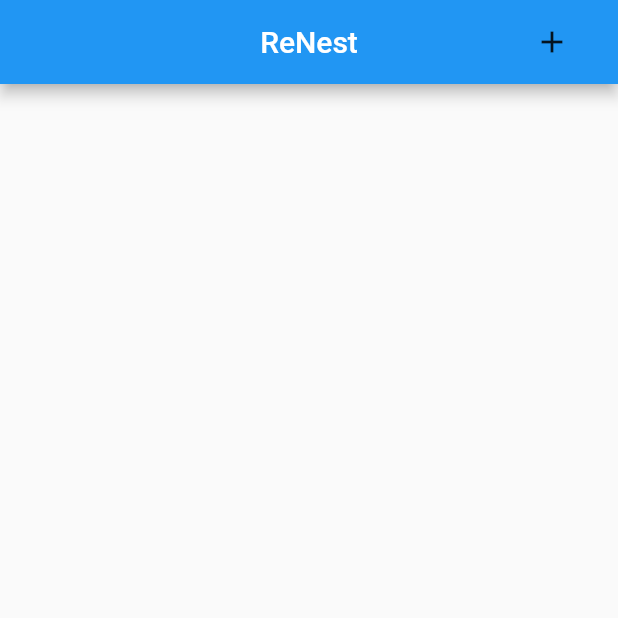
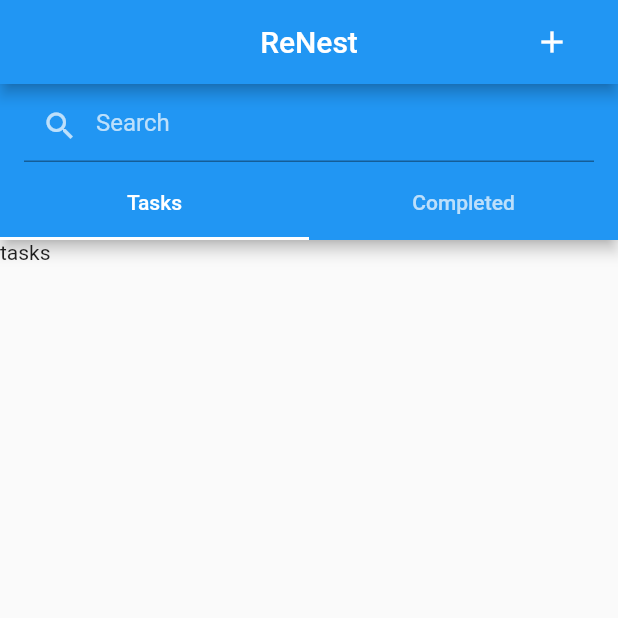
Before and after one commit to maciejbrzezinski/renest, a Flutter app: the screen it shows after launch, on a phone screen of 412 x 824 dp, the top half of it. Run offline on Flutter 3.47's test engine with Material 2 defaults, Android fonts, the phone set to English and light mode, and no system bars.

Commit message:
adding tasks lists

```diff
--- a/lib/screens/home_page.dart
+++ b/lib/screens/home_page.dart
@@ -1,5 +1,8 @@
 import 'package:flutter/material.dart';
+import 'package:renest/models/task.dart';
 import 'package:renest/screens/add_task.dart';
+import 'package:renest/widgets/completed_list.dart';
+import 'package:renest/widgets/tasks_list.dart';
 
 class HomePage extends StatefulWidget {
   HomePage({Key key, this.title}) : super(key: key);
@@ -10,6 +13,8 @@ class HomePage extends StatefulWidget {
 }
 
 class _HomePageState extends State<HomePage> {
+  List<Task> tasks = new List();
+
   @override
   Widget build(BuildContext context) {
     return Scaffold(
@@ -19,12 +24,44 @@ class _HomePageState extends State<HomePage> {
           actions: <Widget>[
             FlatButton(
               onPressed: () => newTask(),
-            child: Icon(Icons.add),
+              child: Icon(
+                Icons.add,
+                color: Colors.white,
+              ),
             )
           ],
         ),
-      body: Center(),
-    );
+        body: DefaultTabController(
+          length: 2,
+          child: Scaffold(
+            appBar: AppBar(
+              bottom: TabBar(
+                tabs: [
+                  Tab(icon: Text("Tasks")),
+                  Tab(icon: Text("Completed")),
+                ],
+              ),
+              title: TextField(
+                cursorColor: Colors.white,
+                style: TextStyle(color: Colors.white),
+                decoration: InputDecoration(
+                  prefixIcon: Icon(
+                    Icons.search,
+                    color: Colors.white70,
+                  ),
+                  hintText: "Search",
+                  hintStyle: TextStyle(color: Colors.white70),
+                  focusedBorder: UnderlineInputBorder(
+                    borderSide: BorderSide(color: Colors.white70),
+                  ),
+                ),
+              ),
+            ),
+            body: TabBarView(
+              children: [TasksList(tasks), CompletedList(tasks)],
+            ),
+          ),
+        ));
   }
 
   void newTask() {
@@ -32,9 +69,11 @@ class _HomePageState extends State<HomePage> {
       context,
       MaterialPageRoute(builder: (context) => AddTask()),
     ).then((value) {
+      if (value != null) {
         setState(() {
-
+          tasks.add(value);
         });
+      }
     });
   }
 }
--- /dev/null
+++ b/lib/widgets/completed_list.dart
@@ -0,0 +1,18 @@
+import 'package:flutter/cupertino.dart';
+import 'package:renest/models/task.dart';
+
+class CompletedList extends StatefulWidget {
+  List<Task> tasks;
+
+  CompletedList(this.tasks);
+
+  @override
+  CompletedListState createState() => CompletedListState();
+}
+
+class CompletedListState extends State<CompletedList> {
+  @override
+  Widget build(BuildContext context) {
+    return Text("completed");
+  }
+}
--- /dev/null
+++ b/lib/widgets/tasks_list.dart
@@ -0,0 +1,18 @@
+import 'package:flutter/cupertino.dart';
+import 'package:renest/models/task.dart';
+
+class TasksList extends StatefulWidget {
+  List<Task> tasks;
+
+  TasksList(this.tasks);
+
+  @override
+  TasksListState createState() => TasksListState();
+}
+
+class TasksListState extends State<TasksList> {
+  @override
+  Widget build(BuildContext context) {
+    return Text("tasks");
+  }
+}
```
Lines whose indentation alone changed are shown as unchanged.
